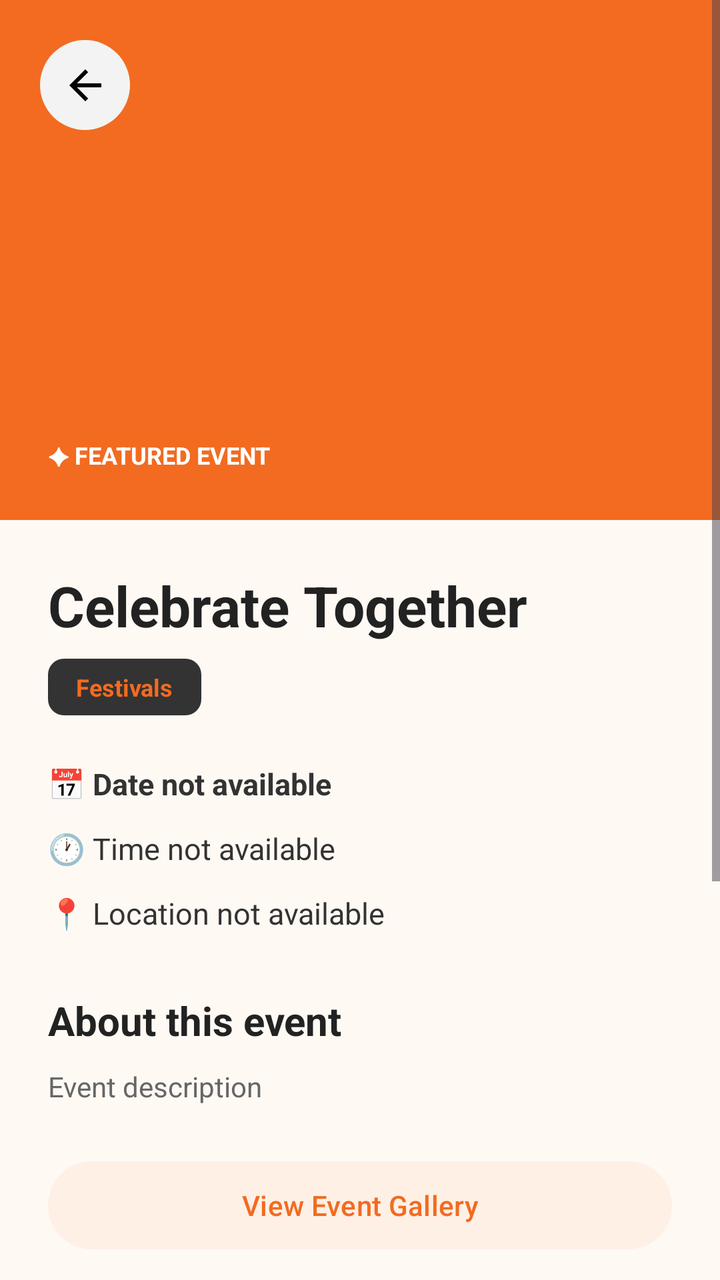
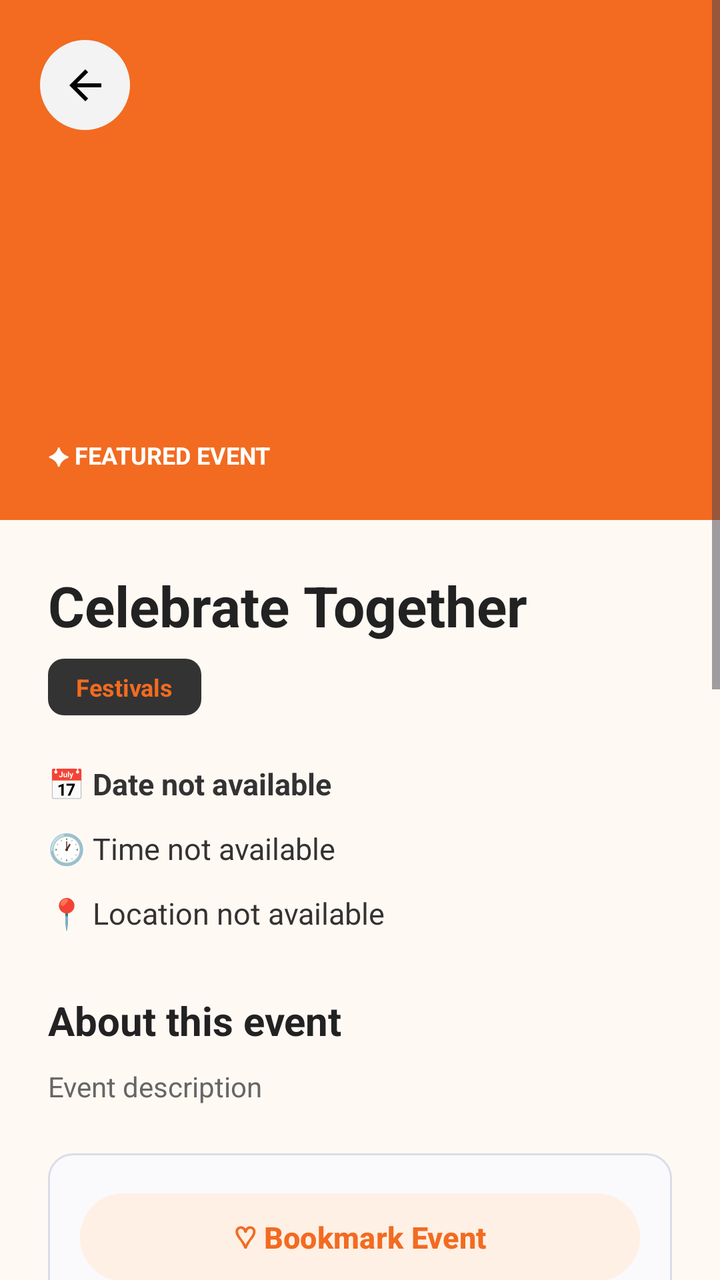

Screens rendered from an Android XML layout before and after an edit, with the pre-edit source and the edit as a unified diff.
<!-- AndroidManifest.xml: application theme Theme.Festive_hub -->
<!-- res/layout/activity_event_detail.xml -->
<?xml version="1.0" encoding="utf-8"?>
<ScrollView xmlns:android="http://schemas.android.com/apk/res/android"
    xmlns:app="http://schemas.android.com/apk/res-auto"
    android:layout_width="match_parent"
    android:layout_height="match_parent"
    android:background="#FFF9F4"
    android:fillViewport="true">

    <LinearLayout
        android:layout_width="match_parent"
        android:layout_height="wrap_content"
        android:orientation="vertical">

        
        <FrameLayout
            android:layout_width="match_parent"
            android:layout_height="260dp">

            <ImageView
                android:id="@+id/eventBannerImage"
                android:layout_width="match_parent"
                android:layout_height="match_parent"
                android:background="#F26B21"
                android:contentDescription="Event banner"
                android:scaleType="centerCrop" />

            <ImageButton
                android:id="@+id/btnBack"
                android:layout_width="45dp"
                android:layout_height="45dp"
                android:layout_margin="20dp"
                android:background="@drawable/bg_circle_light"
                android:contentDescription="Back"
                android:padding="10dp"
                app:srcCompat="@drawable/ic_arrow_back" />

            <TextView
                android:layout_width="wrap_content"
                android:layout_height="wrap_content"
                android:layout_gravity="bottom"
                android:layout_margin="24dp"
                android:text="✦ FEATURED EVENT"
                android:textColor="#FFFFFF"
                android:textSize="12sp"
                android:textStyle="bold" />

        </FrameLayout>

        
        <LinearLayout
            android:layout_width="match_parent"
            android:layout_height="wrap_content"
            android:orientation="vertical"
            android:padding="24dp">

            <TextView
                android:id="@+id/tvEventName"
                android:layout_width="match_parent"
                android:layout_height="wrap_content"
                android:text="Celebrate Together"
                android:textColor="#222222"
                android:textSize="28sp"
                android:textStyle="bold" />

            <TextView
                android:id="@+id/tvEventCategory"
                android:layout_width="wrap_content"
                android:layout_height="wrap_content"
                android:layout_marginTop="8dp"
                android:background="@drawable/bg_tag"
                android:paddingStart="14dp"
                android:paddingTop="6dp"
                android:paddingEnd="14dp"
                android:paddingBottom="6dp"
                android:text="Festivals"
                android:textColor="#F26B21"
                android:textSize="12sp"
                android:textStyle="bold" />

            
            <LinearLayout
                android:layout_width="match_parent"
                android:layout_height="wrap_content"
                android:layout_marginTop="24dp"
                android:orientation="vertical">

                <TextView
                    android:id="@+id/tvEventDate"
                    android:layout_width="match_parent"
                    android:layout_height="wrap_content"
                    android:text="📅 Date not available"
                    android:textColor="#333333"
                    android:textSize="15sp"
                    android:textStyle="bold" />

                <TextView
                    android:id="@+id/tvEventTime"
                    android:layout_width="match_parent"
                    android:layout_height="wrap_content"
                    android:layout_marginTop="12dp"
                    android:text="🕐 Time not available"
                    android:textColor="#333333"
                    android:textSize="15sp" />

                <TextView
                    android:id="@+id/tvEventLocation"
                    android:layout_width="match_parent"
                    android:layout_height="wrap_content"
                    android:layout_marginTop="12dp"
                    android:text="📍 Location not available"
                    android:textColor="#333333"
                    android:textSize="15sp" />

            </LinearLayout>

            
            <TextView
                android:layout_width="match_parent"
                android:layout_height="wrap_content"
                android:layout_marginTop="30dp"
                android:text="About this event"
                android:textColor="#222222"
                android:textSize="20sp"
                android:textStyle="bold" />

            <TextView
                android:id="@+id/tvEventDescription"
                android:layout_width="match_parent"
                android:layout_height="wrap_content"
                android:layout_marginTop="10dp"
                android:lineSpacingExtra="5dp"
                android:text="Event description"
                android:textColor="#666666"
                android:textSize="14sp" />

            
            <Button
                android:id="@+id/btnViewGallery"
                android:layout_width="match_parent"
                android:layout_height="52dp"
                android:layout_marginTop="24dp"
                android:backgroundTint="#FFF0E5"
                android:text="View Event Gallery"
                android:textAllCaps="false"
                android:textColor="#F26B21" />

            
            <Button
                android:id="@+id/btnShareEvent"
                android:layout_width="match_parent"
                android:layout_height="52dp"
                android:layout_marginTop="12dp"
                android:backgroundTint="#F26B21"
                android:text="↗ Share Event"
                android:textAllCaps="false"
                android:textColor="#FFFFFF"
                android:textStyle="bold" />

            
            <Button
                android:id="@+id/btnAddToMySchedule"
                android:layout_width="match_parent"
                android:layout_height="55dp"
                android:layout_marginTop="12dp"
                android:backgroundTint="#FFF0E5"
                android:text="＋ Add to My Schedule"
                android:textAllCaps="false"
                android:textColor="#F26B21"
                android:textSize="15sp"
                android:textStyle="bold" />

            
            <Button
                android:id="@+id/btnBookEvent"
                android:layout_width="match_parent"
                android:layout_height="55dp"
                android:layout_marginTop="24dp"
                android:background="@drawable/bg_primary_button"
                android:text="Join Event"
                android:textAllCaps="false"
                android:textColor="#FFFFFF"
                android:textSize="15sp"
                android:textStyle="bold" />

            
            <Button
                android:id="@+id/btnShowQr"
                android:layout_width="match_parent"
                android:layout_height="55dp"
                android:layout_marginTop="12dp"
                android:backgroundTint="#F26B21"
                android:text="SHOW MY QR CODE"
                android:textAllCaps="false"
                android:textColor="#FFFFFF"
                android:textStyle="bold" />

        </LinearLayout>

    </LinearLayout>

</ScrollView>
<!-- resources referenced by this layout -->
<resources>
  <!-- drawable bg_circle_light (drawable) -->
  <?xml version="1.0" encoding="utf-8"?>
  <shape xmlns:android="http://schemas.android.com/apk/res/android"
      android:shape="oval">
  
      <solid android:color="#F3F3F3"/>
  
  </shape>
  <!-- drawable bg_primary_button (drawable) -->
  <?xml version="1.0" encoding="utf-8"?>
  <selector xmlns:android="http://schemas.android.com/apk/res/android">
  
      <item android:state_pressed="true">
          <shape android:shape="rectangle">
              <solid android:color="#333333"/>
              <corners android:radius="12dp"/>
          </shape>
      </item>
  
      <item>
          <shape android:shape="rectangle">
              <solid android:color="#000000"/>
              <corners android:radius="12dp"/>
          </shape>
      </item>
  
  </selector>
  <!-- drawable bg_tag (drawable) -->
  <?xml version="1.0" encoding="utf-8"?>
  <shape xmlns:android="http://schemas.android.com/apk/res/android"
      android:shape="rectangle">
  
      <solid android:color="#333333"/>
  
      <corners android:radius="8dp"/>
  
  </shape>
  <!-- drawable ic_arrow_back (drawable) -->
  <vector xmlns:android="http://schemas.android.com/apk/res/android" android:autoMirrored="true" android:height="24dp" android:tint="#000000" android:viewportHeight="24" android:viewportWidth="24" android:width="24dp">
        
      <path android:fillColor="@android:color/white" android:pathData="M20,11H7.83l5.59,-5.59L12,4l-8,8 8,8 1.41,-1.41L7.83,13H20v-2z"/>
      
  </vector>
  <style name="Theme.Festive_hub" parent="Base.Theme.Festive_hub" />
  <style name="Base.Theme.Festive_hub" parent="Theme.Material3.DayNight.NoActionBar">
          
          
      </style>
</resources>

<!-- the commit's change to res/layout/activity_event_detail.xml (unified diff, before → after) -->
@@ -134,6 +134,93 @@
                 android:textSize="14sp" />
 
             
+            <LinearLayout
+                android:layout_width="match_parent"
+                android:layout_height="wrap_content"
+                android:layout_marginTop="24dp"
+                android:background="@drawable/bg_input"
+                android:orientation="vertical"
+                android:padding="16dp">
+
+                <Button
+                    android:id="@+id/btnBookmarkEvent"
+                    android:layout_width="match_parent"
+                    android:layout_height="52dp"
+                    android:backgroundTint="#FFF0E5"
+                    android:text="♡ Bookmark Event"
+                    android:textAllCaps="false"
+                    android:textColor="#F26B21"
+                    android:textSize="15sp"
+                    android:textStyle="bold" />
+
+                <View
+                    android:layout_width="match_parent"
+                    android:layout_height="1dp"
+                    android:layout_marginTop="14dp"
+                    android:layout_marginBottom="10dp"
+                    android:background="#E8DED6" />
+
+                <LinearLayout
+                    android:layout_width="match_parent"
+                    android:layout_height="wrap_content"
+                    android:gravity="center_vertical"
+                    android:orientation="horizontal">
+
+                    <LinearLayout
+                        android:layout_width="0dp"
+                        android:layout_height="wrap_content"
+                        android:layout_weight="1"
+                        android:orientation="vertical">
+
+                        <TextView
+                            android:layout_width="wrap_content"
+                            android:layout_height="wrap_content"
+                            android:text="Remind Me"
+                            android:textColor="#222222"
+                            android:textSize="16sp"
+                            android:textStyle="bold" />
+
+                        <TextView
+                            android:layout_width="wrap_content"
+                            android:layout_height="wrap_content"
+                            android:layout_marginTop="4dp"
+                            android:text="Get notified before this event"
+                            android:textColor="#777777"
+                            android:textSize="12sp" />
+
+                    </LinearLayout>
+
+                    <Switch
+                        android:id="@+id/switchEventReminder"
+                        android:layout_width="wrap_content"
+                        android:layout_height="wrap_content"
+                        android:contentDescription="Enable event reminder"
+                        android:checked="false"
+                        android:showText="false"
+                        android:thumbTint="#F26B21" />
+
+                </LinearLayout>
+
+                <TextView
+                    android:layout_width="wrap_content"
+                    android:layout_height="wrap_content"
+                    android:layout_marginTop="14dp"
+                    android:text="Remind me before"
+                    android:textColor="#444444"
+                    android:textSize="13sp"
+                    android:textStyle="bold" />
+
+                <Spinner
+                    android:id="@+id/spinnerReminderTiming"
+                    android:layout_width="match_parent"
+                    android:layout_height="48dp"
+                    android:layout_marginTop="4dp"
+                    android:entries="@array/reminder_timing_options"
+                    android:spinnerMode="dropdown" />
+
+            </LinearLayout>
+
+            
             <Button
                 android:id="@+id/btnViewGallery"
                 android:layout_width="match_parent"
<!-- resource entries referenced after the edit -->
@@ -1,11 +1,33 @@
 <!-- resources referenced by this layout -->
 <resources>
+  <string-array name="reminder_timing_options">
+          <item>24 hours before</item>
+          <item>1 hour before</item>
+      </string-array>
   <!-- drawable bg_circle_light (drawable) -->
   <?xml version="1.0" encoding="utf-8"?>
   <shape xmlns:android="http://schemas.android.com/apk/res/android"
       android:shape="oval">
   
       <solid android:color="#F3F3F3"/>
+  
+  </shape>
+  <!-- drawable bg_input (drawable) -->
+  <?xml version="1.0" encoding="utf-8"?>
+  <shape xmlns:android="http://schemas.android.com/apk/res/android"
+      android:shape="rectangle">
+  
+      <solid android:color="#FAFAFC" />
+  
+      <stroke
+          android:width="1dp"
+          android:color="#D9DDE7" />
+  
+      <corners android:radius="12dp" />
+  
+      <padding
+          android:left="16dp"
+          android:right="16dp" />
   
   </shape>
   <!-- drawable bg_primary_button (drawable) -->
